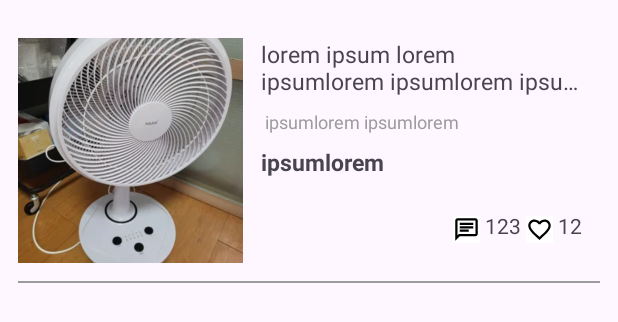
After one commit to Kim-Min-Jong/apple_market, an Android app: the layout item_sale_product.xml on its own in the app's theme, with its tools: preview values and no code run, on a phone screen of 412 x 824 dp. The commit adds this screen. Shown: the top 322 px of the screen. Run offline under Robolectric (Android 15) with nearby library versions, the phone set to English and light mode, and no system bars.

Commit message:
[DESIGN] : 🎨 메인 페이지 디자인 구현 (lv1 디자인)

```diff
--- /dev/null
+++ b/app/src/main/res/drawable/icon_chat.xml
@@ -0,0 +1,5 @@
+<vector android:autoMirrored="true" android:height="18dp"
+    android:tint="#000000" android:viewportHeight="24"
+    android:viewportWidth="24" android:width="18dp" xmlns:android="http://schemas.android.com/apk/res/android">
+    <path android:fillColor="@android:color/white" android:pathData="M4,4h16v12L5.17,16L4,17.17L4,4m0,-2c-1.1,0 -1.99,0.9 -1.99,2L2,22l4,-4h14c1.1,0 2,-0.9 2,-2L22,4c0,-1.1 -0.9,-2 -2,-2L4,2zM6,12h8v2L6,14v-2zM6,9h12v2L6,11L6,9zM6,6h12v2L6,8L6,6z"/>
+</vector>
--- /dev/null
+++ b/app/src/main/res/drawable/icon_favorite.xml
@@ -0,0 +1,5 @@
+<vector android:height="18dp" android:tint="#000000"
+    android:viewportHeight="24" android:viewportWidth="24"
+    android:width="18dp" xmlns:android="http://schemas.android.com/apk/res/android">
+    <path android:fillColor="@android:color/white" android:pathData="M16.5,3c-1.74,0 -3.41,0.81 -4.5,2.09C10.91,3.81 9.24,3 7.5,3 4.42,3 2,5.42 2,8.5c0,3.78 3.4,6.86 8.55,11.54L12,21.35l1.45,-1.32C18.6,15.36 22,12.28 22,8.5 22,5.42 19.58,3 16.5,3zM12.1,18.55l-0.1,0.1 -0.1,-0.1C7.14,14.24 4,11.39 4,8.5 4,6.5 5.5,5 7.5,5c1.54,0 3.04,0.99 3.57,2.36h1.87C13.46,5.99 14.96,5 16.5,5c2,0 3.5,1.5 3.5,3.5 0,2.89 -3.14,5.74 -7.9,10.05z"/>
+</vector>
--- /dev/null
+++ b/app/src/main/res/drawable/image_view_background.xml
@@ -0,0 +1,4 @@
+<?xml version="1.0" encoding="utf-8"?>
+<shape xmlns:android="http://schemas.android.com/apk/res/android">
+    <corners android:radius="@dimen/margin_12dp"/>
+</shape>
--- /dev/null
+++ b/app/src/main/res/drawable/notifications_clicked.xml
@@ -0,0 +1,5 @@
+<vector android:height="30dp" android:tint="#000000"
+    android:viewportHeight="24" android:viewportWidth="24"
+    android:width="30dp" xmlns:android="http://schemas.android.com/apk/res/android">
+    <path android:fillColor="@android:color/white" android:pathData="M12,22c1.1,0 2,-0.9 2,-2h-4c0,1.1 0.9,2 2,2zM18,16v-5c0,-3.07 -1.63,-5.64 -4.5,-6.32L13.5,4c0,-0.83 -0.67,-1.5 -1.5,-1.5s-1.5,0.67 -1.5,1.5v0.68C7.64,5.36 6,7.92 6,11v5l-2,2v1h16v-1l-2,-2zM16,17L8,17v-6c0,-2.48 1.51,-4.5 4,-4.5s4,2.02 4,4.5v6z"/>
+</vector>
--- /dev/null
+++ b/app/src/main/res/drawable/notifications_unclicked.xml
@@ -0,0 +1,5 @@
+<vector android:height="30dp" android:tint="#000000"
+    android:viewportHeight="24" android:viewportWidth="24"
+    android:width="30dp" xmlns:android="http://schemas.android.com/apk/res/android">
+    <path android:fillColor="@android:color/white" android:pathData="M12,22c1.1,0 2,-0.9 2,-2h-4c0,1.1 0.89,2 2,2zM18,16v-5c0,-3.07 -1.64,-5.64 -4.5,-6.32L13.5,4c0,-0.83 -0.67,-1.5 -1.5,-1.5s-1.5,0.67 -1.5,1.5v0.68C7.63,5.36 6,7.92 6,11v5l-2,2v1h16v-1l-2,-2z"/>
+</vector>
--- /dev/null
+++ b/app/src/main/res/drawable/selector_notification.xml
@@ -0,0 +1,5 @@
+<?xml version="1.0" encoding="utf-8"?>
+<selector xmlns:android="http://schemas.android.com/apk/res/android">
+    <item android:drawable="@drawable/notifications_unclicked" android:state_pressed="true" />
+    <item android:drawable="@drawable/notifications_clicked" android:state_pressed="false" />
+</selector>
--- /dev/null
+++ b/app/src/main/res/drawable/spinner_arrow_down.xml
@@ -0,0 +1,5 @@
+<vector android:height="24dp" android:tint="#000000"
+    android:viewportHeight="24" android:viewportWidth="24"
+    android:width="24dp" xmlns:android="http://schemas.android.com/apk/res/android">
+    <path android:fillColor="@android:color/white" android:pathData="M7.41,8.59L12,13.17l4.59,-4.58L18,10l-6,6 -6,-6 1.41,-1.41z"/>
+</vector>
--- /dev/null
+++ b/app/src/main/res/layout/item_sale_product.xml
@@ -0,0 +1,107 @@
+<?xml version="1.0" encoding="utf-8"?>
+<androidx.constraintlayout.widget.ConstraintLayout xmlns:android="http://schemas.android.com/apk/res/android"
+    xmlns:app="http://schemas.android.com/apk/res-auto"
+    xmlns:tools="http://schemas.android.com/tools"
+    android:layout_width="match_parent"
+    android:layout_height="wrap_content"
+    android:layout_margin="@dimen/margin_12dp">
+
+    <ImageView
+        android:id="@+id/main_image_view"
+        android:layout_width="150dp"
+        android:layout_height="150dp"
+        android:background="@drawable/image_view_background"
+        app:layout_constraintBottom_toBottomOf="parent"
+        app:layout_constraintStart_toStartOf="parent"
+        app:layout_constraintTop_toTopOf="parent"
+        tools:src="@drawable/sample1" />
+
+    <TextView
+        android:id="@+id/item_title"
+        android:layout_width="0dp"
+        android:layout_height="wrap_content"
+        android:layout_marginHorizontal="@dimen/margin_12dp"
+        android:ellipsize="end"
+        android:maxLines="2"
+        android:textSize="15sp"
+        app:layout_constraintEnd_toEndOf="parent"
+        app:layout_constraintStart_toEndOf="@id/main_image_view"
+        app:layout_constraintTop_toTopOf="@+id/main_image_view"
+        tools:text="lorem ipsum lorem ipsumlorem ipsumlorem ipsumlorem ipsumlorem ipsumlorem ipsumlorem ipsumlorem ipsumlorem ipsumlorem ipsumlorem ipsumlorem ipsumlorem ipsumlorem ipsumlorem ipsumlorem ipsumlorem ipsumlorem ipsumlorem ipsumlorem ipsum" />
+
+    <TextView
+        android:id="@+id/item_address"
+        android:layout_width="0dp"
+        android:layout_height="wrap_content"
+        android:layout_marginHorizontal="@dimen/margin_12dp"
+        android:layout_marginVertical="@dimen/margin_8dp"
+        android:ellipsize="end"
+        android:maxLines="1"
+        android:textColor="@color/address_color"
+        android:textSize="12sp"
+        app:layout_constraintEnd_toEndOf="parent"
+        app:layout_constraintStart_toEndOf="@id/main_image_view"
+        app:layout_constraintTop_toBottomOf="@id/item_title"
+        tools:text=" ipsumlorem ipsumlorem  " />
+
+    <TextView
+        android:id="@+id/item_price"
+        android:layout_width="0dp"
+        android:layout_height="wrap_content"
+        android:layout_marginHorizontal="@dimen/margin_12dp"
+        android:layout_marginVertical="@dimen/margin_8dp"
+        android:ellipsize="end"
+        android:textSize="15sp"
+        android:textStyle="bold"
+        app:layout_constraintEnd_toEndOf="parent"
+        app:layout_constraintStart_toEndOf="@id/main_image_view"
+        app:layout_constraintTop_toBottomOf="@id/item_address"
+        tools:text="ipsumlorem" />
+
+    <LinearLayout
+        android:id="@+id/linear_layout"
+        android:layout_width="0dp"
+        android:layout_height="wrap_content"
+        android:layout_marginTop="@dimen/margin_12dp"
+        android:layout_marginEnd="@dimen/margin_12dp"
+        android:gravity="end"
+        android:orientation="horizontal"
+        app:layout_constraintBottom_toBottomOf="@id/main_image_view"
+        app:layout_constraintEnd_toEndOf="parent"
+        app:layout_constraintStart_toEndOf="@id/main_image_view"
+        app:layout_constraintTop_toBottomOf="@id/item_price">
+
+        <ImageView
+            android:layout_width="wrap_content"
+            android:layout_height="wrap_content"
+            android:layout_margin="@dimen/margin_3dp"
+            android:background="@color/white"
+            android:src="@drawable/icon_chat" />
+
+        <TextView
+            android:layout_width="wrap_content"
+            android:layout_height="wrap_content"
+            tools:text="123" />
+
+        <ImageView
+            android:layout_width="wrap_content"
+            android:layout_height="wrap_content"
+            android:layout_margin="@dimen/margin_3dp"
+            android:background="@color/white"
+            android:src="@drawable/icon_favorite" />
+
+        <TextView
+            android:layout_width="wrap_content"
+            android:layout_height="wrap_content"
+            tools:text="12" />
+    </LinearLayout>
+
+    <View
+        android:layout_width="0dp"
+        android:layout_height="1dp"
+        android:layout_marginTop="@dimen/margin_12dp"
+        android:background="@color/address_color"
+        app:layout_constraintEnd_toEndOf="parent"
+        app:layout_constraintStart_toStartOf="parent"
+        app:layout_constraintTop_toBottomOf="@id/main_image_view" />
+</androidx.constraintlayout.widget.ConstraintLayout>
--- a/app/src/main/res/values/colors.xml
+++ b/app/src/main/res/values/colors.xml
@@ -2,4 +2,5 @@
 <resources>
     <color name="black">#FF000000</color>
     <color name="white">#FFFFFFFF</color>
+    <color name="address_color">#FF9C9C9C</color>
 </resources>
--- /dev/null
+++ b/app/src/main/res/values/dimens.xml
@@ -0,0 +1,11 @@
+<?xml version="1.0" encoding="utf-8"?>
+<resources>
+    <dimen name="spinner_width">100dp</dimen>
+    <dimen name="icon_default">24dp</dimen>
+    <dimen name="spinner_start">48dp</dimen>
+    <dimen name="image_button_margin">24dp</dimen>
+    <dimen name="margin_12dp">12dp</dimen>
+    <dimen name="item_image_view">100dp</dimen>
+    <dimen name="margin_8dp">8dp</dimen>
+    <dimen name="margin_3dp">3dp</dimen>
+</resources>
```
Also changed, not shown: app/src/main/res/drawable/spinner_custom.xml (added, +15 -0 lines), app/src/main/res/layout/activity_main.xml (+33 -5 lines), app/src/main/res/values/spinner_aray.xml (added, +8 -0 lines), app/src/main/res/drawable/sample1.png (added).
